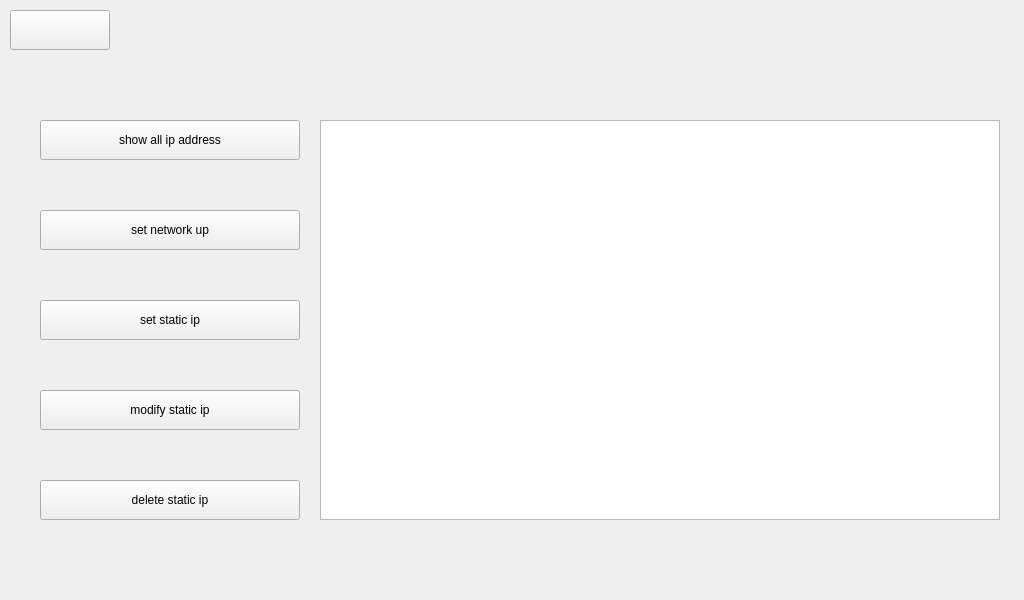
This is qt/t507/ipset.ui in jizizihe/baijie_demo as Qt 5 draws it before an edit. The edited form follows.
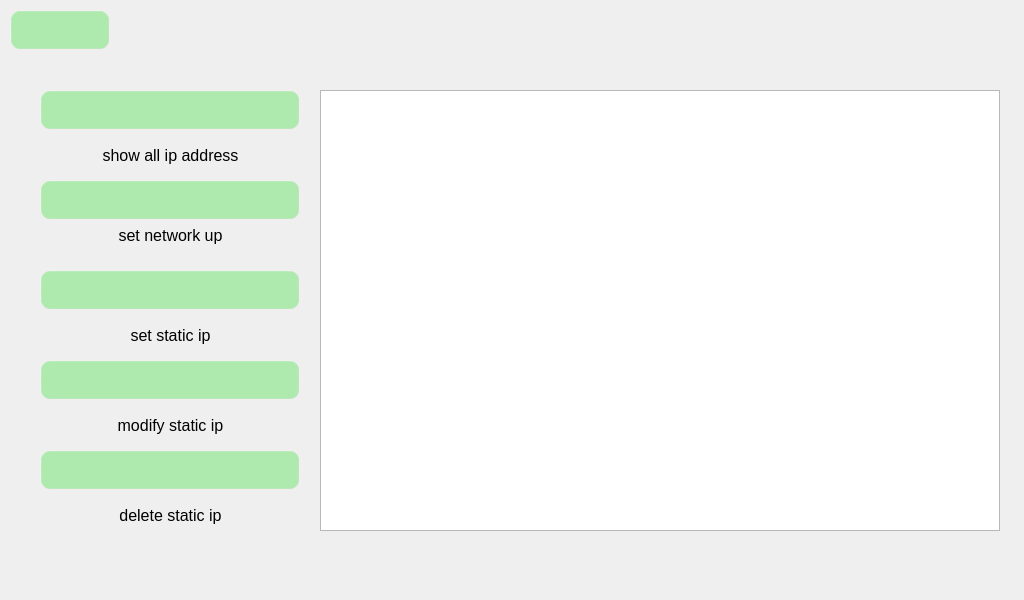
This is the edited form. Icons and pictures are not drawn.

Patch:
```diff
--- a/qt/t507/ipset.ui
+++ b/qt/t507/ipset.ui
@@ -13,26 +13,74 @@
   <property name="windowTitle">
    <string>Form</string>
   </property>
+  <property name="styleSheet">
+   <string notr="true">/****************按钮部件*******************/
+QPushButton{
+     background-color: rgba(100, 225, 100, 120);/*背景色*/
+     border-style: outset; /*边框样式*/
+     border-width:  2px;  /*边框宽度为4像素*/
+     border-radius: 10px; /*边框圆角半径*/
+     border-color: rgba(255, 225, 255, 30);/*边框颜色*/
+     font: bold 20px;/*字体*/
+     color:rgba(0, 0, 0, 100);/*字体颜色*/
+     padding: 6px; /*填衬*/
+    outline: none; /*去掉按钮的虚线框*/
+}
+
+QPushButton:hover{ /*鼠标悬停在按钮上时*/
+        background-color:rgba(100,255,100, 100);
+        border-color: rgba(255, 225, 255, 200);
+        color:rgba(0, 0, 0, 200);
+}
+
+QPushButton:pressed { /*按钮被按下时*/
+     background-color:rgba(100,255,100, 200);
+     border-color: rgba(255, 225, 255, 30);
+     border-style: inset;
+     color:rgba(0, 0, 0, 100);
+}
+
+/****************滑块部件*******************/
+
+
+QSlider::handle:horizontal { /*水平滑块的手柄*/
+        image: url(:/image/sliderHandle.png);
+}
+
+QSlider::sub-page:horizontal { /*水平滑块手柄以前的部分*/
+        border-image: url(:/image/slider.png);/*边框图片*/
+}</string>
+  </property>
   <widget class="QPushButton" name="modstaticip">
    <property name="geometry">
     <rect>
      <x>40</x>
-     <y>390</y>
+     <y>360</y>
      <width>260</width>
      <height>40</height>
     </rect>
    </property>
    <property name="text">
-    <string>modify static ip</string>
+    <string/>
+   </property>
+   <property name="icon">
+    <iconset resource="translation.qrc">
+     <normaloff>:/t507_button_image/ethernet/modify.png</normaloff>:/t507_button_image/ethernet/modify.png</iconset>
+   </property>
+   <property name="iconSize">
+    <size>
+     <width>32</width>
+     <height>32</height>
+    </size>
    </property>
   </widget>
   <widget class="QTextEdit" name="textEdit">
    <property name="geometry">
     <rect>
      <x>320</x>
-     <y>120</y>
+     <y>90</y>
      <width>680</width>
-     <height>400</height>
+     <height>441</height>
     </rect>
    </property>
    <property name="font">
@@ -48,13 +96,26 @@
    <property name="geometry">
     <rect>
      <x>40</x>
-     <y>120</y>
+     <y>90</y>
      <width>260</width>
      <height>40</height>
     </rect>
    </property>
+   <property name="styleSheet">
+    <string notr="true"/>
+   </property>
    <property name="text">
-    <string>show all ip address</string>
+    <string/>
+   </property>
+   <property name="icon">
+    <iconset resource="translation.qrc">
+     <normaloff>:/t507_button_image/ethernet/show.png</normaloff>:/t507_button_image/ethernet/show.png</iconset>
+   </property>
+   <property name="iconSize">
+    <size>
+     <width>32</width>
+     <height>32</height>
+    </size>
    </property>
   </widget>
   <widget class="QPushButton" name="retbtn">
@@ -66,6 +127,9 @@
      <height>40</height>
     </rect>
    </property>
+   <property name="styleSheet">
+    <string notr="true"/>
+   </property>
    <property name="text">
     <string/>
    </property>
@@ -78,39 +142,174 @@
    <property name="geometry">
     <rect>
      <x>40</x>
-     <y>480</y>
+     <y>450</y>
      <width>260</width>
      <height>40</height>
     </rect>
    </property>
    <property name="text">
-    <string>delete static ip</string>
+    <string/>
+   </property>
+   <property name="icon">
+    <iconset resource="translation.qrc">
+     <normaloff>:/t507_button_image/del.png</normaloff>:/t507_button_image/del.png</iconset>
+   </property>
+   <property name="iconSize">
+    <size>
+     <width>32</width>
+     <height>32</height>
+    </size>
    </property>
   </widget>
   <widget class="QPushButton" name="setstaticip">
    <property name="geometry">
     <rect>
      <x>40</x>
-     <y>300</y>
+     <y>270</y>
      <width>260</width>
      <height>40</height>
     </rect>
    </property>
    <property name="text">
-    <string>set static ip</string>
+    <string/>
+   </property>
+   <property name="icon">
+    <iconset resource="translation.qrc">
+     <normaloff>:/t507_button_image/ethernet/static.png</normaloff>:/t507_button_image/ethernet/static.png</iconset>
+   </property>
+   <property name="iconSize">
+    <size>
+     <width>32</width>
+     <height>32</height>
+    </size>
    </property>
   </widget>
   <widget class="QPushButton" name="networkupbtn">
    <property name="geometry">
     <rect>
      <x>40</x>
-     <y>210</y>
+     <y>180</y>
      <width>260</width>
      <height>40</height>
     </rect>
+   </property>
+   <property name="text">
+    <string/>
+   </property>
+   <property name="icon">
+    <iconset resource="translation.qrc">
+     <normaloff>:/t507_button_image/ethernet/run.png</normaloff>:/t507_button_image/ethernet/run.png</iconset>
+   </property>
+   <property name="iconSize">
+    <size>
+     <width>32</width>
+     <height>32</height>
+    </size>
+   </property>
+  </widget>
+  <widget class="QLabel" name="label">
+   <property name="geometry">
+    <rect>
+     <x>40</x>
+     <y>140</y>
+     <width>261</width>
+     <height>31</height>
+    </rect>
+   </property>
+   <property name="font">
+    <font>
+     <pointsize>12</pointsize>
+    </font>
+   </property>
+   <property name="text">
+    <string>show all ip address</string>
+   </property>
+   <property name="alignment">
+    <set>Qt::AlignCenter</set>
+   </property>
+  </widget>
+  <widget class="QLabel" name="label_2">
+   <property name="geometry">
+    <rect>
+     <x>40</x>
+     <y>220</y>
+     <width>261</width>
+     <height>31</height>
+    </rect>
+   </property>
+   <property name="font">
+    <font>
+     <pointsize>12</pointsize>
+    </font>
    </property>
    <property name="text">
     <string>set network up</string>
+   </property>
+   <property name="alignment">
+    <set>Qt::AlignCenter</set>
+   </property>
+  </widget>
+  <widget class="QLabel" name="label_3">
+   <property name="geometry">
+    <rect>
+     <x>40</x>
+     <y>320</y>
+     <width>261</width>
+     <height>31</height>
+    </rect>
+   </property>
+   <property name="font">
+    <font>
+     <pointsize>12</pointsize>
+    </font>
+   </property>
+   <property name="text">
+    <string>set static ip</string>
+   </property>
+   <property name="alignment">
+    <set>Qt::AlignCenter</set>
+   </property>
+  </widget>
+  <widget class="QLabel" name="label_4">
+   <property name="geometry">
+    <rect>
+     <x>40</x>
+     <y>410</y>
+     <width>261</width>
+     <height>31</height>
+    </rect>
+   </property>
+   <property name="font">
+    <font>
+     <pointsize>12</pointsize>
+    </font>
+   </property>
+   <property name="text">
+    <string>modify static ip</string>
+   </property>
+   <property name="alignment">
+    <set>Qt::AlignCenter</set>
+   </property>
+  </widget>
+  <widget class="QLabel" name="label_5">
+   <property name="geometry">
+    <rect>
+     <x>40</x>
+     <y>500</y>
+     <width>261</width>
+     <height>31</height>
+    </rect>
+   </property>
+   <property name="font">
+    <font>
+     <pointsize>12</pointsize>
+    </font>
+   </property>
+   <property name="text">
+    <string>delete static ip</string>
+   </property>
+   <property name="alignment">
+    <set>Qt::AlignCenter</set>
    </property>
   </widget>
  </widget>
```
